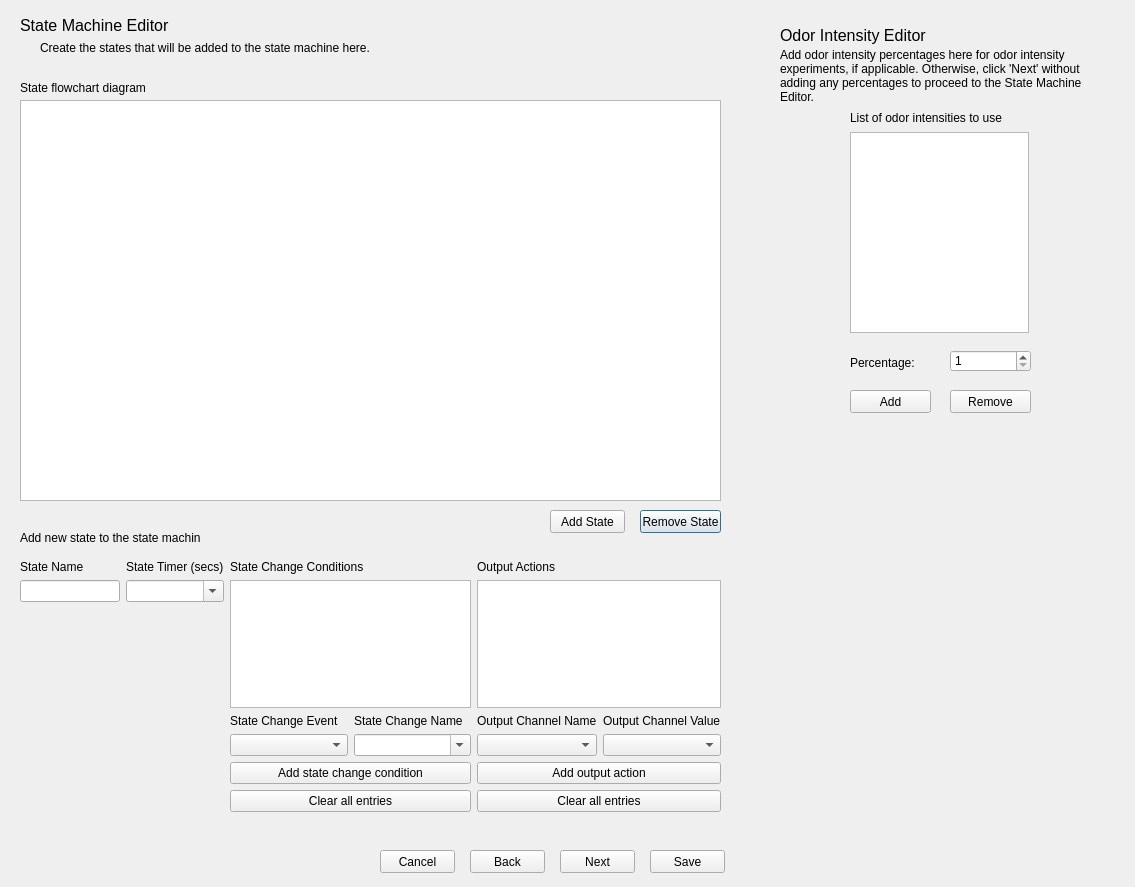
Old version of the form protocol_editor_dialog.ui in the repository olfa-lab/PyBpodGUI.
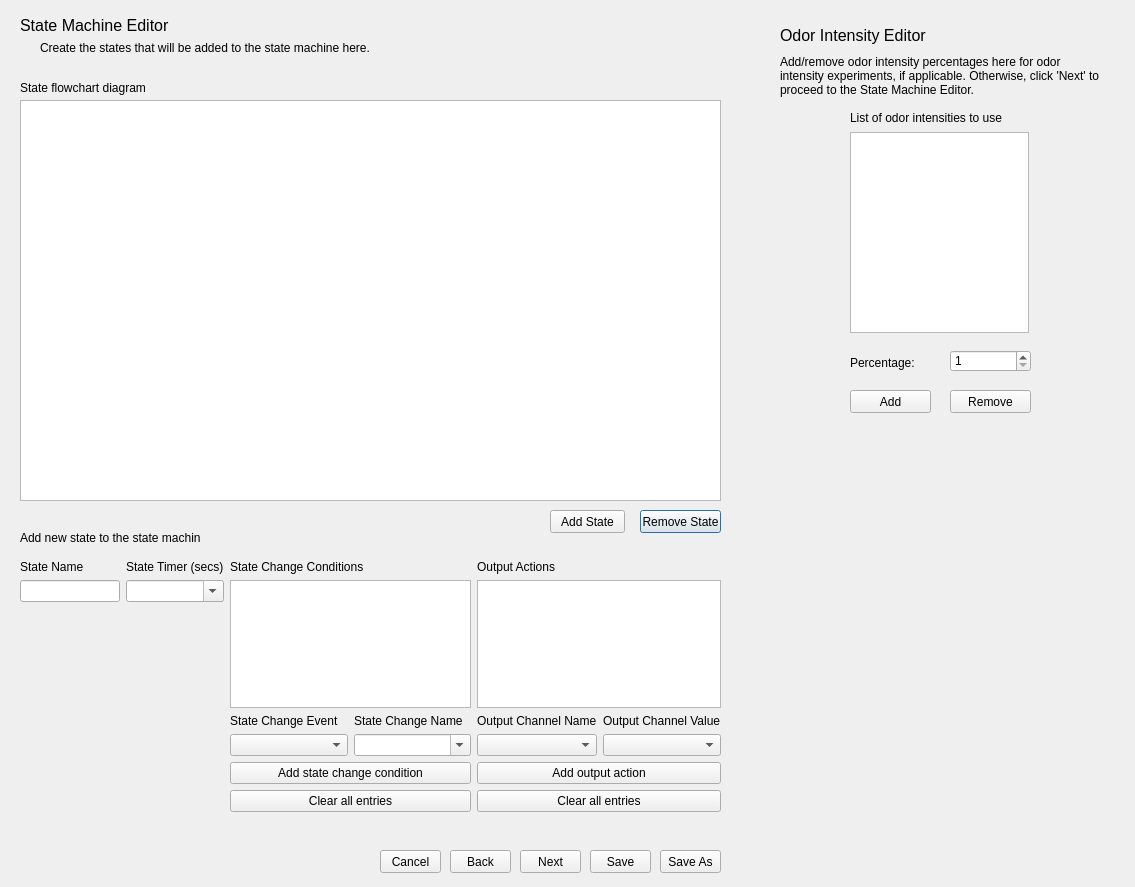
New version of the form.

Commit message: protocolEditor can read selected protocol file to display contents

Diff of the .ui file:
```diff
--- a/protocol_editor_dialog.ui
+++ b/protocol_editor_dialog.ui
@@ -362,7 +362,7 @@
      </rect>
     </property>
     <property name="text">
-     <string>Add odor intensity percentages here for odor intensity experiments, if applicable. Otherwise, click 'Next' without adding any percentages to proceed to the State Machine Editor.</string>
+     <string>Add/remove odor intensity percentages here for odor intensity experiments, if applicable. Otherwise, click 'Next' to proceed to the State Machine Editor.</string>
     </property>
     <property name="wordWrap">
      <bool>true</bool>
@@ -372,9 +372,9 @@
   <widget class="QPushButton" name="nextButton">
    <property name="geometry">
     <rect>
-     <x>560</x>
+     <x>520</x>
      <y>850</y>
-     <width>75</width>
+     <width>61</width>
      <height>23</height>
     </rect>
    </property>
@@ -385,9 +385,9 @@
   <widget class="QPushButton" name="backButton">
    <property name="geometry">
     <rect>
-     <x>470</x>
+     <x>450</x>
      <y>850</y>
-     <width>75</width>
+     <width>61</width>
      <height>23</height>
     </rect>
    </property>
@@ -400,7 +400,7 @@
     <rect>
      <x>380</x>
      <y>850</y>
-     <width>75</width>
+     <width>61</width>
      <height>23</height>
     </rect>
    </property>
@@ -411,9 +411,9 @@
   <widget class="QPushButton" name="saveButton">
    <property name="geometry">
     <rect>
-     <x>650</x>
+     <x>590</x>
      <y>850</y>
-     <width>75</width>
+     <width>61</width>
      <height>23</height>
     </rect>
    </property>
@@ -421,6 +421,19 @@
     <string>Save</string>
    </property>
   </widget>
+  <widget class="QPushButton" name="saveAsButton">
+   <property name="geometry">
+    <rect>
+     <x>660</x>
+     <y>850</y>
+     <width>61</width>
+     <height>23</height>
+    </rect>
+   </property>
+   <property name="text">
+    <string>Save As</string>
+   </property>
+  </widget>
  </widget>
  <resources/>
  <connections/>
```
The commit also changes 4 other files.
